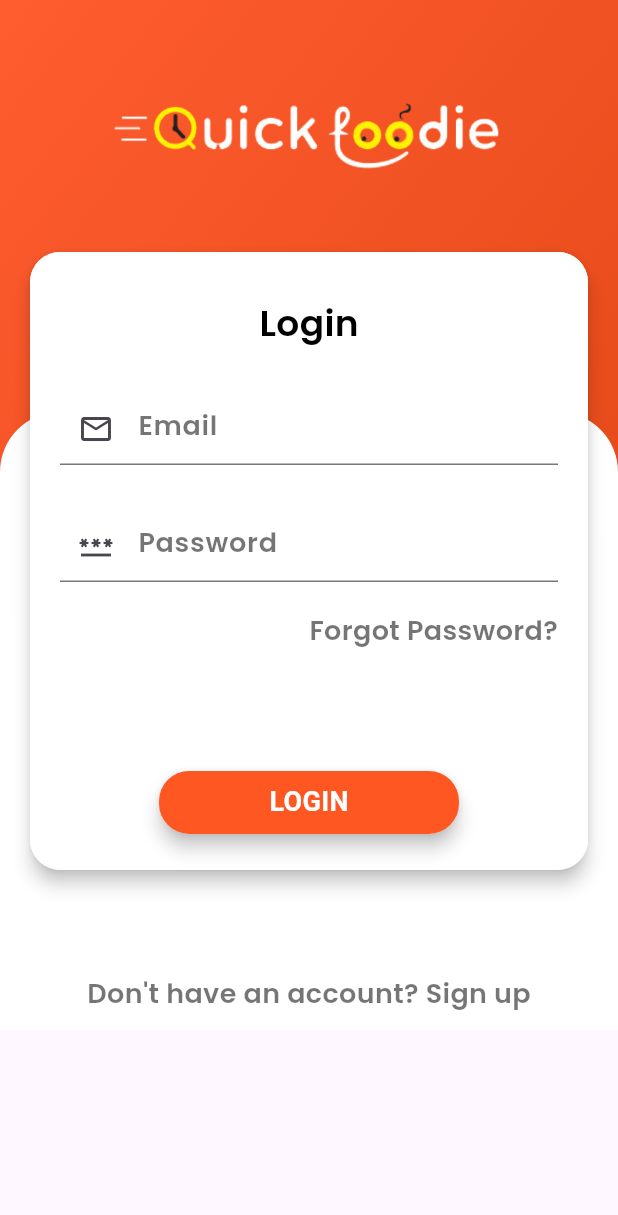
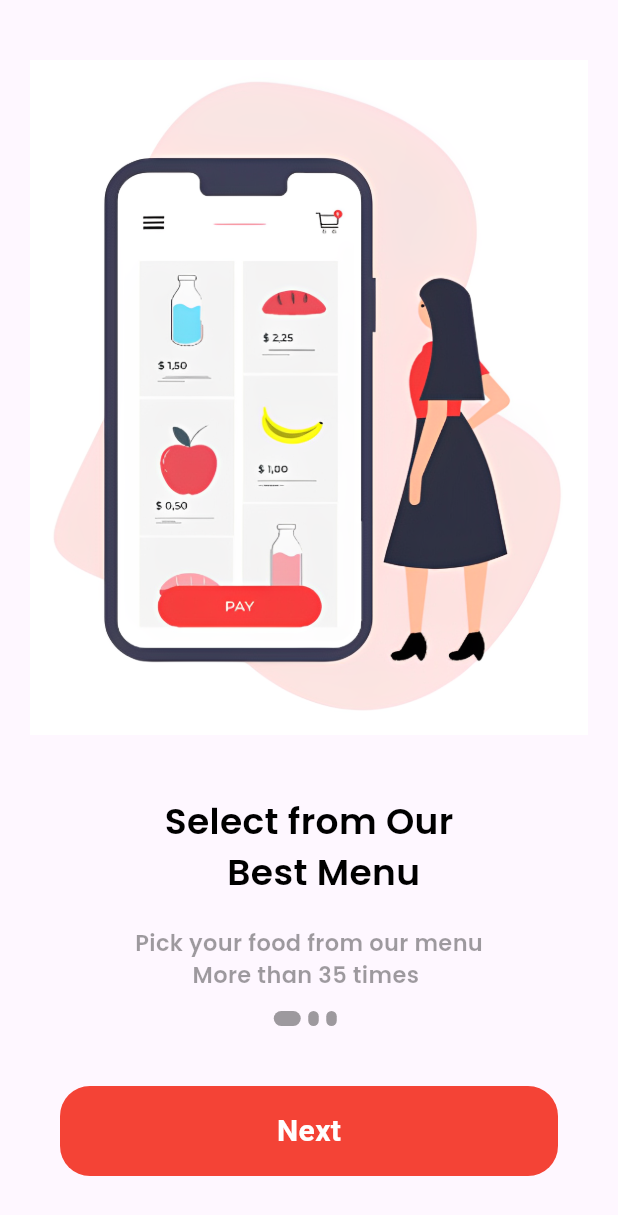
Before and after one commit to iampurna/food_delivery_app, a Flutter app: the screen it shows after launch, on a phone screen of 412 x 824 dp. Shown: the top 1215 px of the screen. Run offline on Flutter 3.47's test engine with Material 3 defaults, Android fonts, the phone set to English and light mode, and no system bars; our stand-ins replace curved_navigation_bar; Roboto replaces fonts that are missing (Poppins1).

```diff
--- a/lib/main.dart
+++ b/lib/main.dart
@@ -1,5 +1,6 @@
 import 'package:flutter/material.dart';
 import 'package:food_delivery/pages/login.dart';
+import 'package:food_delivery/pages/onboard.dart';
 
 void main() {
   runApp(const MyApp());
@@ -16,7 +17,7 @@ class MyApp extends StatelessWidget {
         colorScheme: ColorScheme.fromSeed(seedColor: Colors.deepPurple),
         useMaterial3: true,
       ),
-      home: const LogIn(),
+      home: Onboard(),
     );
   }
 }
--- /dev/null
+++ b/lib/pages/onboard.dart
@@ -0,0 +1,123 @@
+import 'package:flutter/material.dart';
+import 'package:food_delivery/pages/signup.dart';
+import 'package:food_delivery/widgets/content_model.dart';
+import 'package:food_delivery/widgets/widget_support.dart';
+
+class Onboard extends StatefulWidget {
+  const Onboard({super.key});
+
+  @override
+  State<Onboard> createState() => _OnboardState();
+}
+
+class _OnboardState extends State<Onboard> {
+  int currentIndex = 0;
+  late PageController _controller;
+
+  @override
+  void initState() {
+    _controller = PageController(initialPage: 0);
+
+    super.initState();
+  }
+
+  @override
+  void dispose() {
+    _controller.dispose();
+    super.dispose();
+  }
+
+  @override
+  Widget build(BuildContext context) {
+    return Scaffold(
+      body: Column(
+        children: [
+          Expanded(
+            child: PageView.builder(
+                controller: _controller,
+                itemCount: contents.length,
+                onPageChanged: (int index) {
+                  setState(() {
+                    currentIndex = index;
+                  });
+                },
+                itemBuilder: (_, i) {
+                  return Padding(
+                    padding: const EdgeInsets.only(
+                        top: 40.0, left: 20.0, right: 20.0),
+                    child: Column(
+                      children: [
+                        Image.asset(
+                          contents[i].image,
+                          height: 450,
+                          width: MediaQuery.of(context).size.width,
+                          fit: BoxFit.fill,
+                        ),
+                        const SizedBox(height: 40.0),
+                        Text(
+                          contents[i].title,
+                          style: AppWidget.headlineTextFieldStyle(),
+                        ),
+                        const SizedBox(height: 20.0),
+                        Text(
+                          contents[i].description,
+                          style: AppWidget.lightTextFieldStyle(),
+                        )
+                      ],
+                    ),
+                  );
+                }),
+          ),
+          Container(
+            child: Row(
+              mainAxisAlignment: MainAxisAlignment.center,
+              children: List.generate(
+                contents.length,
+                (index) => buildDot(index, context),
+              ),
+            ),
+          ),
+          GestureDetector(
+            onTap: () {
+              if (currentIndex == contents.length - 1) {
+                Navigator.pushReplacement(context,
+                    MaterialPageRoute(builder: (context) => const SignUp()));
+              }
+              _controller.nextPage(
+                  duration: const Duration(milliseconds: 100),
+                  curve: Curves.bounceIn);
+            },
+            child: Container(
+              decoration: BoxDecoration(
+                color: Colors.red,
+                borderRadius: BorderRadius.circular(20),
+              ),
+              height: 60,
+              margin: const EdgeInsets.all(40),
+              width: double.infinity,
+              child: Center(
+                child: Text(
+                  currentIndex == contents.length - 1 ? "Start" : "Next",
+                  style: const TextStyle(
+                      color: Colors.white,
+                      fontSize: 20.0,
+                      fontWeight: FontWeight.bold),
+                ),
+              ),
+            ),
+          ),
+        ],
+      ),
+    );
+  }
+
+  Container buildDot(int index, BuildContext context) {
+    return Container(
+      height: 10.0,
+      width: currentIndex == index ? 18 : 7,
+      margin: const EdgeInsets.only(right: 5),
+      decoration: BoxDecoration(
+          borderRadius: BorderRadius.circular(6), color: Colors.black38),
+    );
+  }
+}
--- /dev/null
+++ b/lib/widgets/content_model.dart
@@ -0,0 +1,23 @@
+class UnboardingContent {
+  String image;
+  String title;
+  String description;
+  UnboardingContent(
+      {required this.description, required this.image, required this.title});
+}
+
+List<UnboardingContent> contents = [
+  UnboardingContent(
+      description: 'Pick your food from our menu\n          More than 35 times',
+      image: "assets/images/screen1.png",
+      title: 'Select from Our\n       Best Menu'),
+  UnboardingContent(
+      description:
+          'You can pay cash on delivery and\n     Card payment is available',
+      image: "assets/images/screen2.png",
+      title: 'Easy and Online Payment'),
+  UnboardingContent(
+      description: 'Deliver your food at your\n               Doorstep',
+      image: "assets/images/screen3.png",
+      title: 'Quick Delivery at\n    Your Doorstep')
+];
```
Also changed, not shown: assets/images/screen1.png (added), assets/images/screen2.png (added), assets/images/screen3.png (added).
